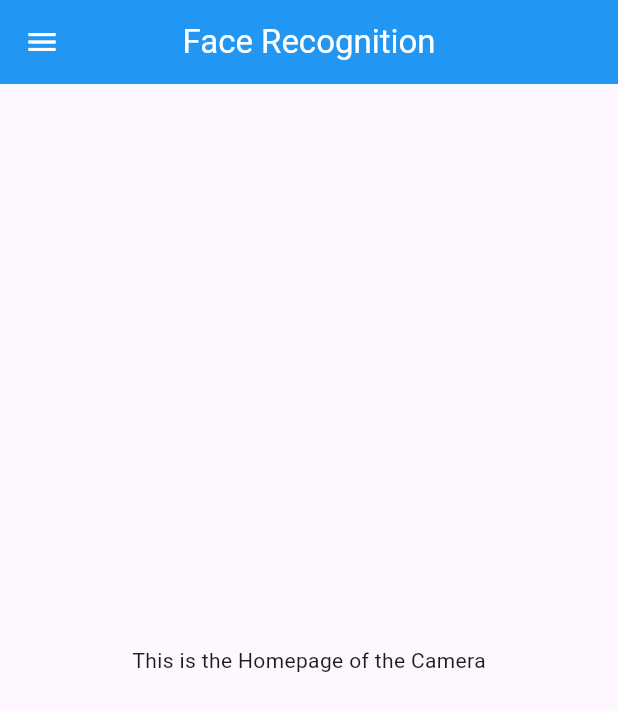
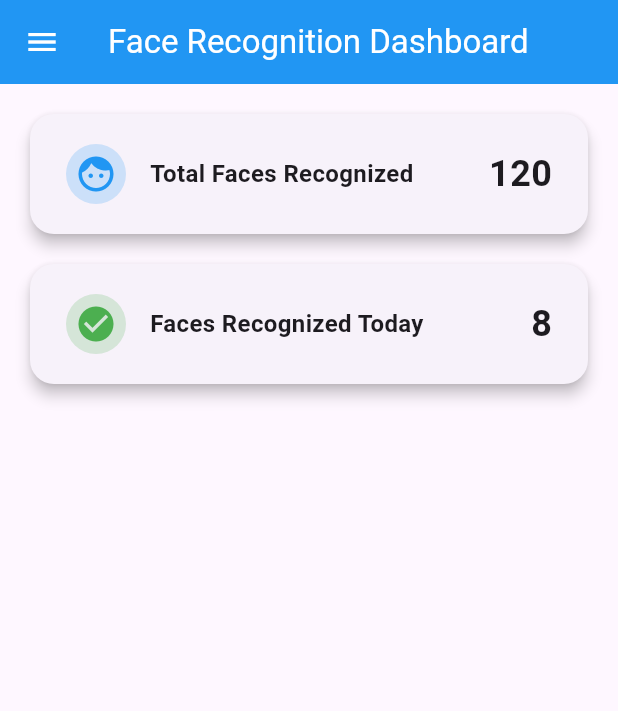
Before and after one commit to Josue1720/face_recognition, a Flutter app: the screen it shows after launch, after a tap on "Get Started", on a phone screen of 412 x 824 dp. Shown: the top 711 px of the screen. Run offline on Flutter 3.47's test engine with Material 3 defaults, Android fonts, the phone set to English and light mode, and no system bars.

Commit message:
modifying the main ui and provide animation

```diff
--- a/lib/main.dart
+++ b/lib/main.dart
@@ -1,6 +1,5 @@
 import 'package:flutter/material.dart';
 import '/pages/Homepage.dart';
-
 
 void main() {
   runApp(const MyApp());
@@ -19,51 +18,99 @@ class MyApp extends StatelessWidget {
   }
 }
 
-class Homescreen extends StatelessWidget {
+class Homescreen extends StatefulWidget {
   const Homescreen({super.key});
+
+  @override
+  _HomescreenState createState() => _HomescreenState();
+}
+
+class _HomescreenState extends State<Homescreen> with TickerProviderStateMixin {
+  late AnimationController _buttonController;
+  late Animation<double> _buttonScale;
+  double _opacity = 0.0;
+
+  @override
+  void initState() {
+    super.initState();
+
+    // Button Animation
+    _buttonController = AnimationController(
+      vsync: this,
+      duration: const Duration(milliseconds: 800),
+    );
+    _buttonScale = CurvedAnimation(
+      parent: _buttonController,
+      curve: Curves.elasticOut, // Bouncy effect
+    );
+
+    // Start animations after a short delay
+    Future.delayed(const Duration(milliseconds: 500), () {
+      setState(() {
+        _opacity = 1.0;
+      });
+      _buttonController.forward();
+    });
+  }
+
+  @override
+  void dispose() {
+    _buttonController.dispose();
+    super.dispose();
+  }
 
   @override
   Widget build(BuildContext context) {
     return Scaffold(
-
       body: Center(
         child: Column(
-          mainAxisAlignment:
-              MainAxisAlignment.center, // Centers content vertically
+          mainAxisAlignment: MainAxisAlignment.center,
           children: [
-            Image.asset(
+            AnimatedOpacity(
+              duration: const Duration(seconds: 1),
+              opacity: _opacity,
+              child: Image.asset(
                 'assets/images/face.png',
                 width: 200,
                 height: 200,
                 fit: BoxFit.cover,
               ),
-            const SizedBox(height: 20), // Adds space below the image
-            const Text(
+            ),
+            const SizedBox(height: 20),
+
+            // Animated Text Fade-in
+            AnimatedOpacity(
+              duration: const Duration(seconds: 1),
+              opacity: _opacity,
+              child: const Text(
                 "Welcome to Face Recognition",
                 style: TextStyle(fontSize: 18, fontWeight: FontWeight.bold),
               ),
-            SizedBox(height: 16),
-            ElevatedButton(
+            ),
+
+            const SizedBox(height: 16),
+
+            // Bouncy Button Animation
+            ScaleTransition(
+              scale: _buttonScale,
+              child: ElevatedButton(
                 onPressed: () {
                   Navigator.push(
                     context,
-                  MaterialPageRoute(
-                    builder: (context) => const Homepage(),
-                  ), // Navigate to Homepage
+                    MaterialPageRoute(builder: (context) => const Homepage()),
                   );
                 },
                 style: ElevatedButton.styleFrom(
-                backgroundColor: Color(
-                  0xFF007AFF,
-                ), // Set the button's background color
+                  backgroundColor: const Color(0xFF007AFF),
                   shape: RoundedRectangleBorder(
                     borderRadius: BorderRadius.circular(9),
                   ),
-                padding: EdgeInsets.symmetric(vertical: 10, horizontal: 30),
+                  padding: const EdgeInsets.symmetric(vertical: 10, horizontal: 30),
                 ),
-              child: Text(
+                child: const Text(
                   "Get Started",
                   style: TextStyle(fontSize: 20, color: Colors.white),
+                ),
               ),
             ),
           ],
--- a/lib/pages/Homepage.dart
+++ b/lib/pages/Homepage.dart
@@ -1,5 +1,6 @@
 import 'package:flutter/material.dart';
 import '/pages/sidebar.dart';
+
 class Homepage extends StatefulWidget {
   const Homepage({super.key});
 
@@ -8,17 +9,86 @@ class Homepage extends StatefulWidget {
 }
 
 class _HomepageState extends State<Homepage> {
+  // Sample statistics (Replace with real data)
+  int totalFacesRecognized = 120;
+  int facesRecognizedToday = 8;
+
   @override
   Widget build(BuildContext context) {
     return Scaffold(
-       appBar: AppBar(title: Text("Face Recognition", style: TextStyle(color: Colors.white),
-       ),
-       backgroundColor: Colors.blue,
-       centerTitle: true,
-       iconTheme: IconThemeData(color: Colors.white),),
-      drawer: Sidebar(),
-      body: Center(
-        child: Text("This is the Homepage of the Camera")
+      appBar: AppBar(
+        title: const Text(
+          "Face Recognition Dashboard",
+          style: TextStyle(color: Colors.white),
+        ),
+        backgroundColor: Colors.blue,
+        centerTitle: true,
+        iconTheme: const IconThemeData(color: Colors.white),
+      ),
+      drawer: const Sidebar(),
+      body: Padding(
+        padding: const EdgeInsets.all(16.0),
+        child: Column(
+          children: [
+            // Total Faces Recognized
+            _buildStatCard(
+              icon: Icons.face,
+              title: "Total Faces Recognized",
+              value: totalFacesRecognized.toString(),
+              iconColor: Colors.blue,
+            ),
+
+            const SizedBox(height: 12),
+
+            // Faces Recognized Today
+            _buildStatCard(
+              icon: Icons.check_circle,
+              title: "Faces Recognized Today",
+              value: facesRecognizedToday.toString(),
+              iconColor: Colors.green,
+            ),
+          ],
+        ),
+      ),
+    );
+  }
+
+  // Widget to create a modern statistics card
+  Widget _buildStatCard({
+    required IconData icon,
+    required String title,
+    required String value,
+    required Color iconColor,
+  }) {
+    return Card(
+      shape: RoundedRectangleBorder(borderRadius: BorderRadius.circular(16)),
+      elevation: 4,
+      child: Padding(
+        padding: const EdgeInsets.symmetric(vertical: 20, horizontal: 24),
+        child: Row(
+          children: [
+            // Icon
+            CircleAvatar(
+              backgroundColor: iconColor.withOpacity(0.2),
+              child: Icon(icon, color: iconColor, size: 28),
+            ),
+            const SizedBox(width: 16),
+
+            // Text Info
+            Expanded(
+              child: Text(
+                title,
+                style: const TextStyle(fontSize: 16, fontWeight: FontWeight.bold),
+              ),
+            ),
+
+            // Number aligned to the right
+            Text(
+              value,
+              style: const TextStyle(fontSize: 24, fontWeight: FontWeight.bold),
+            ),
+          ],
+        ),
       ),
     );
   }
--- a/lib/pages/sidebar.dart
+++ b/lib/pages/sidebar.dart
@@ -22,22 +22,22 @@ class Sidebar extends StatelessWidget {
             ),
           ),
           ListTile(
-            leading: const Icon(Icons.home),
-            title: const Text('Home'),
+            leading: const Icon(Icons.person_add),
+            title: const Text('Add Person'),
             onTap: () {
               Navigator.pushNamed(context, '/home'); // Change route
             },
           ),
           ListTile(
-            leading: const Icon(Icons.person),
-            title: const Text('Profile'),
+            leading: const Icon(Icons.camera_alt),
+            title: const Text('Scan Face'),
             onTap: () {
               Navigator.pushNamed(context, '/profile'); // Change route
             },
           ),
           ListTile(
-            leading: const Icon(Icons.logout),
-            title: const Text('Logout'),
+            leading: const Icon(Icons.view_list),
+            title: const Text('List of Persons'),
             onTap: () {
               // Handle logout logic
               Navigator.pop(context);
```
Lines whose indentation alone changed are shown as unchanged.
